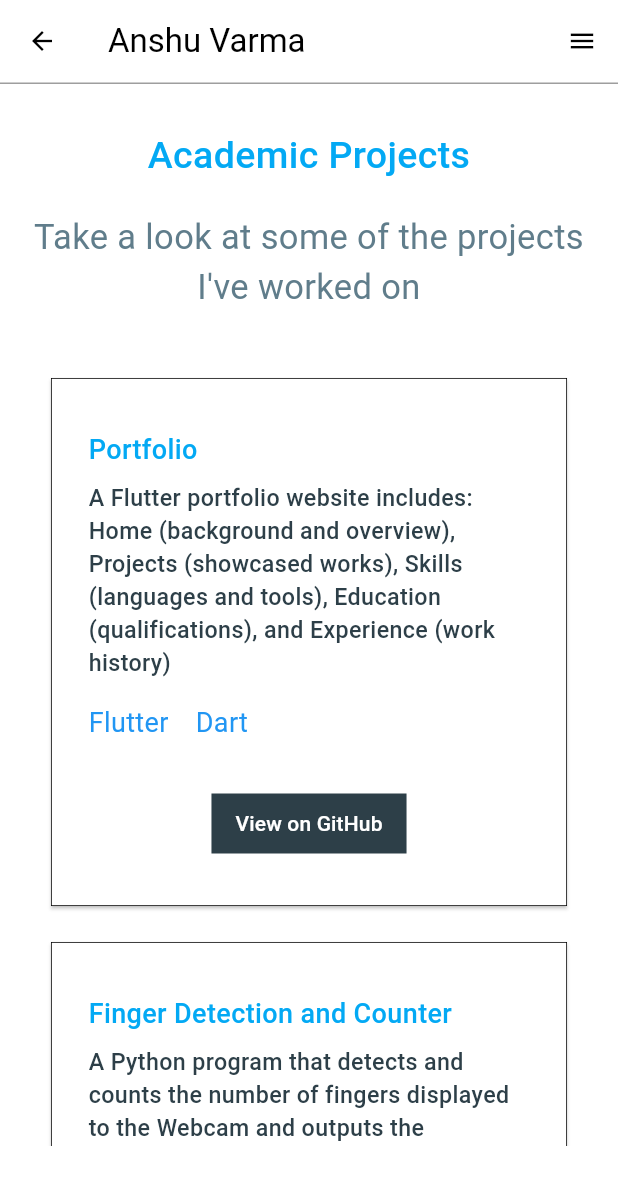
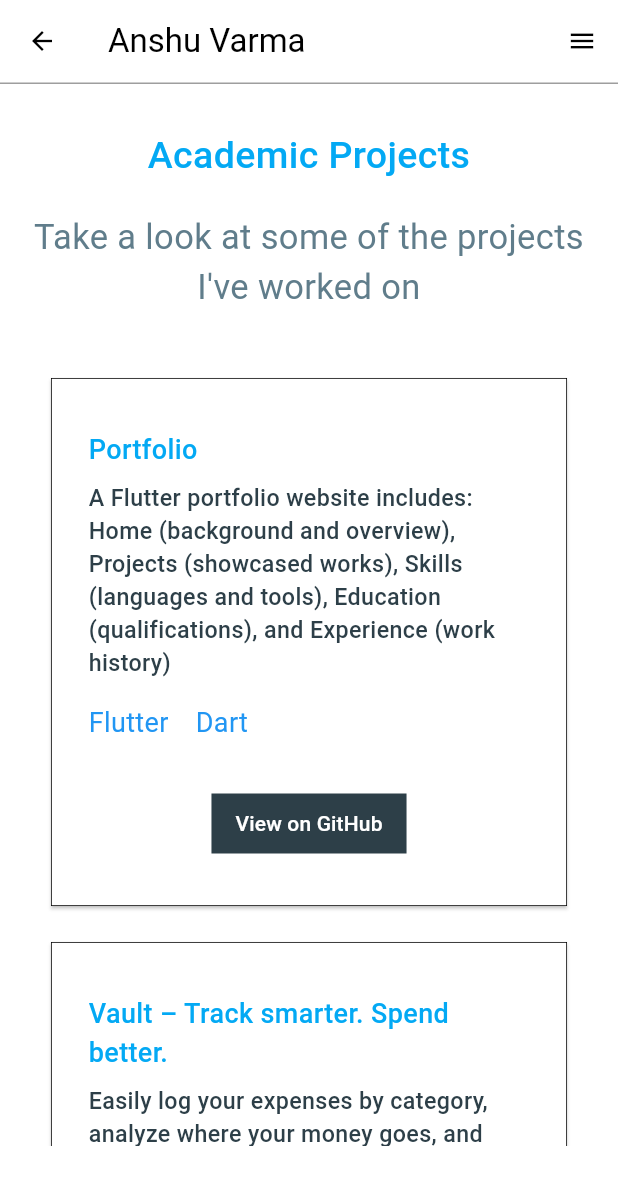
Before and after one commit to anshuvarma/flutter_portfolio, a Flutter app: the ProjectsPage screen opened directly, on a phone screen of 412 x 824 dp. Shown: the top 1185 px of the screen. Run offline on Flutter 3.47's test engine with Material 3 defaults, Android fonts, the phone set to English and light mode, and no system bars.

Commit message:
new proj vault added into projects section

```diff
--- a/lib/pages/projects_page.dart
+++ b/lib/pages/projects_page.dart
@@ -13,13 +13,15 @@ class ProjectsPage extends StatelessWidget {
   Widget build(BuildContext context) {
     List<String> cardTitles = [
       "Portfolio",
+      "Vault – Track smarter. Spend better.",
       "Finger Detection and Counter",
       "ID & QR Code Generator",
-      "Bankers Algorithm"
+      "Bankers Algorithm",
     ];
 
     List<String> cardDescriptions = [
       "A Flutter portfolio website includes: Home (background and overview), Projects (showcased works), Skills (languages and tools), Education (qualifications), and Experience (work history)",
+      "Easily log your expenses by category, analyze where your money goes, and view detailed transactions by date, payment method, and spending type. Clean insights, effortless control — all in one app.",
       "A Python program that detects and counts the number of fingers displayed to the Webcam and outputs the corresponding result using various libraries like opencv, Mediapipe etc.",
       "Python script creates customizable ID cards with college names, unique IDs, personal details, and QR codes for data retrieval. It combines image handling and user input for easy ID card creation and management.",
       "This C program implements the Banker's Algorithm to ensure safe resource allocation, preventing deadlock by verifying if requests can be met without surpassing available resources.",
@@ -27,16 +29,18 @@ class ProjectsPage extends StatelessWidget {
 
     List<List<String>> tags = [
       ["Flutter", "Dart"],
+      ["Flutter", "Dart", "C++"],
       ["Python", "OpenCV", "Mediapipe"],
       ["Python", "QR Code"],
-      ["C", "C++"]
+      ["C", "C++"],
     ];
 
     List<String> githubUrls = [
       "https://github.com/anshuvarma/flutter_portfolio",
+      "https://github.com/anshuvarma/vault",
       "https://github.com/anshuvarma/FInger-Counter",
       "https://github.com/anshuvarma/ID-QRCode-Generator",
-      "https://github.com/anshuvarma/OS-mini-project"
+      "https://github.com/anshuvarma/OS-mini-project",
     ];
 
     List<List<Widget>> cardDescWidgets =
--- a/lib/widgets/divider_widget.dart
+++ b/lib/widgets/divider_widget.dart
@@ -1,3 +1,5 @@
+// ignore_for_file: deprecated_member_use
+
 import 'package:flutter/material.dart';
 
 class DividerWidget extends StatelessWidget {
```
